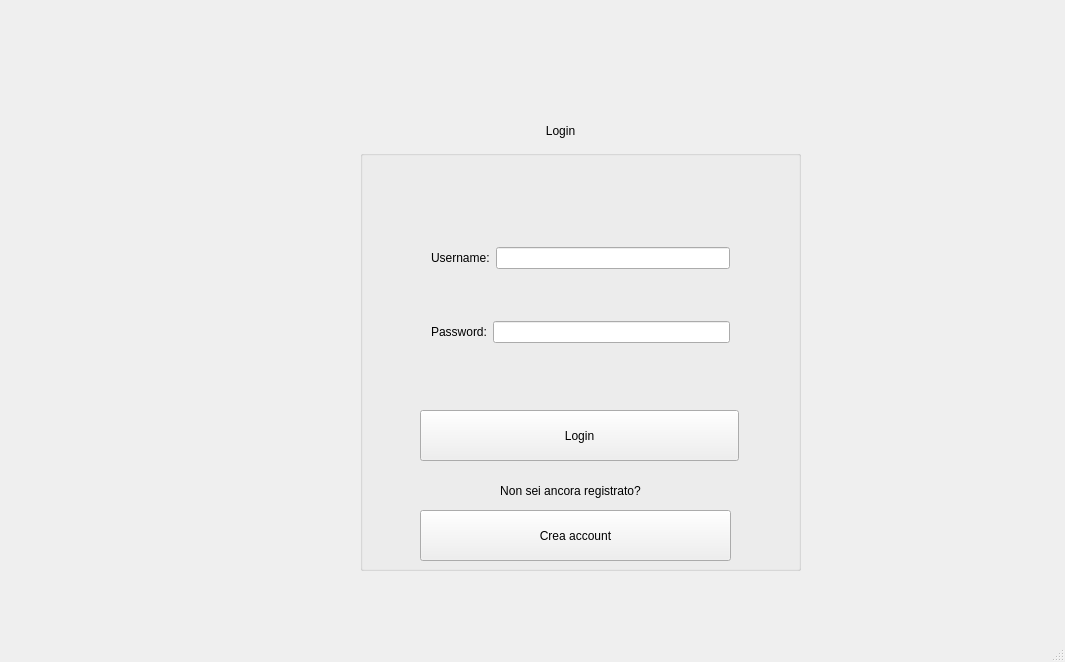
Old version of the form Client/EditorGUI/EditorGUI/Login/Login.ui in the repository iliodipietro/Programmazione-Di-Sistema-Collaborative-Editor.
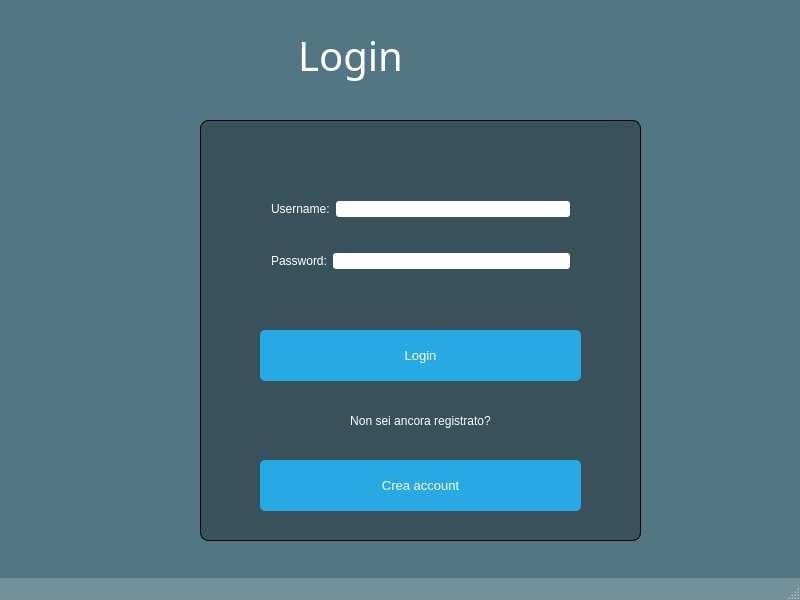
New version of the form. Icons and pictures are not drawn.

Commit message: grafica login

What changed in the file:
```diff
--- a/Client/EditorGUI/EditorGUI/Login/Login.ui
+++ b/Client/EditorGUI/EditorGUI/Login/Login.ui
@@ -6,8 +6,8 @@
    <rect>
     <x>0</x>
     <y>0</y>
-    <width>1065</width>
-    <height>662</height>
+    <width>800</width>
+    <height>600</height>
    </rect>
   </property>
   <property name="sizePolicy">
@@ -16,9 +16,48 @@
     <verstretch>0</verstretch>
    </sizepolicy>
   </property>
+  <property name="minimumSize">
+   <size>
+    <width>800</width>
+    <height>600</height>
+   </size>
+  </property>
+  <property name="maximumSize">
+   <size>
+    <width>800</width>
+    <height>600</height>
+   </size>
+  </property>
   <property name="windowTitle">
    <string>Login</string>
   </property>
+  <property name="styleSheet">
+   <string notr="true">#groupBox { border: 1px solid;
+  background: rgba(0, 0, 0, 80);
+  border-radius: 8px;
+ }
+QLabel { color: white; }
+QLineEdit { border-radius: 3px; }
+
+QPushButton
+{
+  color: white;
+  background-color: #27a9e3;
+  border-width: 0px;
+  border-radius: 5px;
+}
+#IconButton{
+
+  background-color:  rgba(0, 0, 0, 0);
+  border-width: 0px;
+  border-radius: 5px;
+
+}
+QPushButton:hover { background-color: #0080FF; }
+
+#centralWidget { background: rgba(32, 80, 96, 100); }
+#LoginClass { background: rgba(32, 80, 96, 100); }</string>
+  </property>
   <property name="inputMethodHints">
    <set>Qt::ImhHiddenText</set>
   </property>
@@ -26,8 +65,8 @@
    <widget class="QGroupBox" name="groupBox">
     <property name="geometry">
      <rect>
-      <x>360</x>
-      <y>150</y>
+      <x>200</x>
+      <y>120</y>
       <width>441</width>
       <height>421</height>
      </rect>
@@ -39,11 +78,17 @@
      <property name="geometry">
       <rect>
        <x>60</x>
-       <y>260</y>
-       <width>319</width>
+       <y>210</y>
+       <width>321</width>
        <height>51</height>
       </rect>
      </property>
+     <property name="font">
+      <font>
+       <family>Arial</family>
+       <pointsize>10</pointsize>
+      </font>
+     </property>
      <property name="text">
       <string>Login</string>
      </property>
@@ -54,7 +99,7 @@
        <x>60</x>
        <y>40</y>
        <width>321</width>
-       <height>211</height>
+       <height>151</height>
       </rect>
      </property>
      <layout class="QVBoxLayout" name="verticalLayout">
@@ -62,6 +107,12 @@
        <layout class="QHBoxLayout" name="horizontalLayout">
         <item>
          <widget class="QLabel" name="usernameLabel">
+          <property name="font">
+           <font>
+            <family>Arial</family>
+            <pointsize>9</pointsize>
+           </font>
+          </property>
           <property name="text">
            <string>Username:</string>
           </property>
@@ -76,6 +127,12 @@
        <layout class="QHBoxLayout" name="horizontalLayout_2">
         <item>
          <widget class="QLabel" name="passwordLabel">
+          <property name="font">
+           <font>
+            <family>Arial</family>
+            <pointsize>9</pointsize>
+           </font>
+          </property>
           <property name="text">
            <string>Password:</string>
           </property>
@@ -101,12 +158,18 @@
     <widget class="QLabel" name="loginLabel_2">
      <property name="geometry">
       <rect>
-       <x>100</x>
-       <y>310</y>
-       <width>221</width>
+       <x>60</x>
+       <y>270</y>
+       <width>321</width>
        <height>61</height>
       </rect>
      </property>
+     <property name="font">
+      <font>
+       <family>Arial</family>
+       <pointsize>9</pointsize>
+      </font>
+     </property>
      <property name="text">
       <string>Non sei ancora registrato?</string>
      </property>
@@ -124,25 +187,40 @@
      <property name="geometry">
       <rect>
        <x>60</x>
-       <y>360</y>
-       <width>311</width>
+       <y>340</y>
+       <width>321</width>
        <height>51</height>
       </rect>
      </property>
+     <property name="font">
+      <font>
+       <family>Arial</family>
+       <pointsize>10</pointsize>
+      </font>
+     </property>
      <property name="text">
       <string>Crea account</string>
      </property>
     </widget>
    </widget>
    <widget class="QLabel" name="loginLabel">
+    <property name="enabled">
+     <bool>true</bool>
+    </property>
     <property name="geometry">
      <rect>
-      <x>450</x>
-      <y>100</y>
-      <width>221</width>
-      <height>61</height>
+      <x>270</x>
+      <y>20</y>
+      <width>161</width>
+      <height>71</height>
      </rect>
     </property>
+    <property name="font">
+     <font>
+      <family>Arial Black</family>
+      <pointsize>30</pointsize>
+     </font>
+    </property>
     <property name="text">
      <string>Login</string>
     </property>
@@ -156,6 +234,50 @@
      <bool>false</bool>
     </property>
    </widget>
+   <widget class="QToolButton" name="IconButton">
+    <property name="enabled">
+     <bool>true</bool>
+    </property>
+    <property name="geometry">
+     <rect>
+      <x>420</x>
+      <y>10</y>
+      <width>161</width>
+      <height>111</height>
+     </rect>
+    </property>
+    <property name="sizePolicy">
+     <sizepolicy hsizetype="Fixed" vsizetype="Fixed">
+      <horstretch>0</horstretch>
+      <verstretch>0</verstretch>
+     </sizepolicy>
+    </property>
+    <property name="minimumSize">
+     <size>
+      <width>100</width>
+      <height>100</height>
+     </size>
+    </property>
+    <property name="text">
+     <string>             </string>
+    </property>
+    <property name="icon">
+     <iconset>
+      <normaloff>../Icons/login.png</normaloff>../Icons/login.png</iconset>
+    </property>
+    <property name="iconSize">
+     <size>
+      <width>100</width>
+      <height>100</height>
+     </size>
+    </property>
+    <property name="autoRepeatInterval">
+     <number>100</number>
+    </property>
+    <property name="autoRaise">
+     <bool>true</bool>
+    </property>
+   </widget>
   </widget>
   <widget class="QStatusBar" name="statusBar"/>
  </widget>
```
The commit also changes 1 other file.
